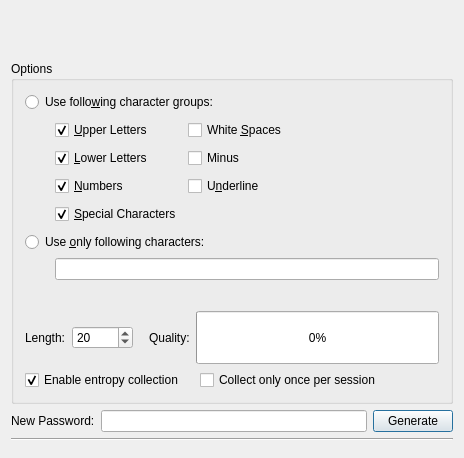
Qt form src/forms/PasswordGenDlg.ui (thooge/keepassx1) before a commit.
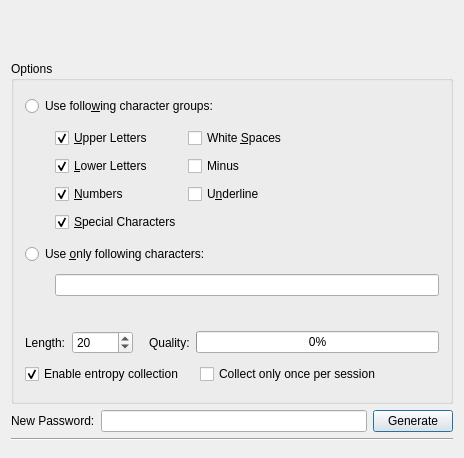
The same form after that commit.

Patch:
```diff
--- a/src/forms/PasswordGenDlg.ui
+++ b/src/forms/PasswordGenDlg.ui
@@ -271,7 +271,7 @@
           <property name="sizeHint" >
            <size>
             <width>10</width>
-            <height>20</height>
+            <height>1</height>
            </size>
           </property>
          </spacer>
@@ -285,18 +285,6 @@
         </item>
         <item>
          <widget class="QProgressBar" name="Progress_Quali" >
-          <property name="sizePolicy" >
-           <sizepolicy vsizetype="Minimum" hsizetype="Expanding" >
-            <horstretch>0</horstretch>
-            <verstretch>0</verstretch>
-           </sizepolicy>
-          </property>
-          <property name="maximumSize" >
-           <size>
-            <width>16777215</width>
-            <height>16777215</height>
-           </size>
-          </property>
           <property name="maximum" >
            <number>128</number>
           </property>
```
